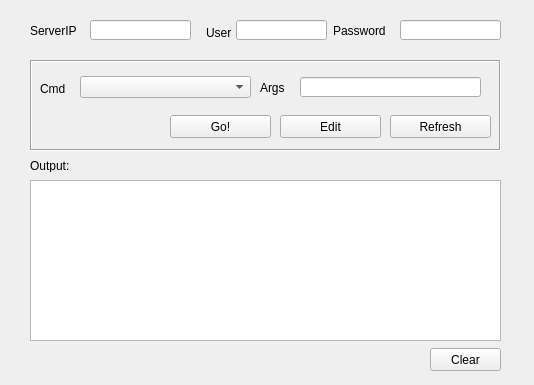
Qt form ui_SshWidget.ui (shuoGG1239/ui_shell) before a commit.
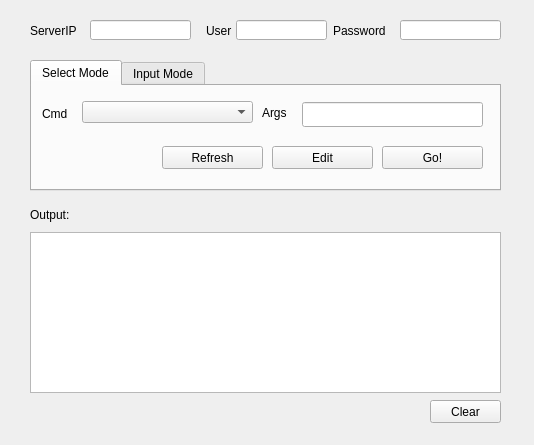
The same form after that commit.

Commit message: input mode ok

What changed in the file:
```diff
--- a/ui_SshWidget.ui
+++ b/ui_SshWidget.ui
@@ -7,7 +7,7 @@
     <x>0</x>
     <y>0</y>
     <width>534</width>
-    <height>385</height>
+    <height>445</height>
    </rect>
   </property>
   <property name="windowTitle">
@@ -62,114 +62,13 @@
     <string>Password</string>
    </property>
   </widget>
-  <widget class="QFrame" name="frameCmd">
-   <property name="geometry">
-    <rect>
-     <x>30</x>
-     <y>60</y>
-     <width>471</width>
-     <height>91</height>
-    </rect>
-   </property>
-   <property name="frameShape">
-    <enum>QFrame::Box</enum>
-   </property>
-   <property name="frameShadow">
-    <enum>QFrame::Sunken</enum>
-   </property>
-   <widget class="QLabel" name="label_4">
-    <property name="geometry">
-     <rect>
-      <x>230</x>
-      <y>20</y>
-      <width>31</width>
-      <height>16</height>
-     </rect>
-    </property>
-    <property name="text">
-     <string>Args</string>
-    </property>
-   </widget>
-   <widget class="QLineEdit" name="lineEditArgs">
-    <property name="geometry">
-     <rect>
-      <x>270</x>
-      <y>17</y>
-      <width>181</width>
-      <height>20</height>
-     </rect>
-    </property>
-   </widget>
-   <widget class="QLabel" name="label_3">
-    <property name="geometry">
-     <rect>
-      <x>10</x>
-      <y>21</y>
-      <width>31</width>
-      <height>16</height>
-     </rect>
-    </property>
-    <property name="text">
-     <string>Cmd</string>
-    </property>
-   </widget>
-   <widget class="QPushButton" name="pushButtonEdit">
-    <property name="geometry">
-     <rect>
-      <x>250</x>
-      <y>55</y>
-      <width>101</width>
-      <height>23</height>
-     </rect>
-    </property>
-    <property name="text">
-     <string>Edit</string>
-    </property>
-   </widget>
-   <widget class="QComboBox" name="comboBoxCmd">
-    <property name="geometry">
-     <rect>
-      <x>50</x>
-      <y>16</y>
-      <width>171</width>
-      <height>22</height>
-     </rect>
-    </property>
-   </widget>
-   <widget class="QPushButton" name="pushButtonGo">
-    <property name="geometry">
-     <rect>
-      <x>140</x>
-      <y>55</y>
-      <width>101</width>
-      <height>23</height>
-     </rect>
-    </property>
-    <property name="text">
-     <string>Go!</string>
-    </property>
-   </widget>
-   <widget class="QPushButton" name="pushButtonRefresh">
-    <property name="geometry">
-     <rect>
-      <x>360</x>
-      <y>55</y>
-      <width>101</width>
-      <height>23</height>
-     </rect>
-    </property>
-    <property name="text">
-     <string>Refresh</string>
-    </property>
-   </widget>
-  </widget>
   <widget class="QLabel" name="label_5">
    <property name="geometry">
     <rect>
      <x>30</x>
-     <y>160</y>
+     <y>204</y>
      <width>54</width>
-     <height>12</height>
+     <height>21</height>
     </rect>
    </property>
    <property name="text">
@@ -192,7 +91,7 @@
      <x>206</x>
      <y>23</y>
      <width>31</width>
-     <height>20</height>
+     <height>16</height>
     </rect>
    </property>
    <property name="text">
@@ -203,7 +102,7 @@
    <property name="geometry">
     <rect>
      <x>430</x>
-     <y>348</y>
+     <y>400</y>
      <width>71</width>
      <height>23</height>
     </rect>
@@ -216,7 +115,7 @@
    <property name="geometry">
     <rect>
      <x>30</x>
-     <y>180</y>
+     <y>232</y>
      <width>471</width>
      <height>161</height>
     </rect>
@@ -225,6 +124,160 @@
     <bool>false</bool>
    </property>
   </widget>
+  <widget class="QTabWidget" name="tabWidget">
+   <property name="geometry">
+    <rect>
+     <x>30</x>
+     <y>60</y>
+     <width>471</width>
+     <height>131</height>
+    </rect>
+   </property>
+   <property name="currentIndex">
+    <number>0</number>
+   </property>
+   <widget class="QWidget" name="tab">
+    <attribute name="title">
+     <string>Select Mode</string>
+    </attribute>
+    <widget class="QLabel" name="label_3">
+     <property name="geometry">
+      <rect>
+       <x>10</x>
+       <y>20</y>
+       <width>31</width>
+       <height>16</height>
+      </rect>
+     </property>
+     <property name="text">
+      <string>Cmd</string>
+     </property>
+    </widget>
+    <widget class="QLineEdit" name="lineEditArgs">
+     <property name="geometry">
+      <rect>
+       <x>270</x>
+       <y>16</y>
+       <width>181</width>
+       <height>25</height>
+      </rect>
+     </property>
+    </widget>
+    <widget class="QPushButton" name="pushButtonGo">
+     <property name="geometry">
+      <rect>
+       <x>350</x>
+       <y>60</y>
+       <width>101</width>
+       <height>23</height>
+      </rect>
+     </property>
+     <property name="text">
+      <string>Go!</string>
+     </property>
+    </widget>
+    <widget class="QPushButton" name="pushButtonEdit">
+     <property name="geometry">
+      <rect>
+       <x>240</x>
+       <y>60</y>
+       <width>101</width>
+       <height>23</height>
+      </rect>
+     </property>
+     <property name="text">
+      <string>Edit</string>
+     </property>
+    </widget>
+    <widget class="QPushButton" name="pushButtonRefresh">
+     <property name="geometry">
+      <rect>
+       <x>130</x>
+       <y>60</y>
+       <width>101</width>
+       <height>23</height>
+      </rect>
+     </property>
+     <property name="text">
+      <string>Refresh</string>
+     </property>
+    </widget>
+    <widget class="QLabel" name="label_4">
+     <property name="geometry">
+      <rect>
+       <x>230</x>
+       <y>19</y>
+       <width>31</width>
+       <height>16</height>
+      </rect>
+     </property>
+     <property name="text">
+      <string>Args</string>
+     </property>
+    </widget>
+    <widget class="QComboBox" name="comboBoxCmd">
+     <property name="geometry">
+      <rect>
+       <x>50</x>
+       <y>15</y>
+       <width>171</width>
+       <height>22</height>
+      </rect>
+     </property>
+    </widget>
+   </widget>
+   <widget class="QWidget" name="tab_2">
+    <attribute name="title">
+     <string>Input Mode</string>
+    </attribute>
+    <widget class="QLineEdit" name="lineEditCmd">
+     <property name="geometry">
+      <rect>
+       <x>50</x>
+       <y>16</y>
+       <width>401</width>
+       <height>25</height>
+      </rect>
+     </property>
+    </widget>
+    <widget class="QPushButton" name="pushButtonGoSingle">
+     <property name="geometry">
+      <rect>
+       <x>350</x>
+       <y>60</y>
+       <width>101</width>
+       <height>23</height>
+      </rect>
+     </property>
+     <property name="text">
+      <string>Go!</string>
+     </property>
+    </widget>
+    <widget class="QLabel" name="label_9">
+     <property name="geometry">
+      <rect>
+       <x>10</x>
+       <y>20</y>
+       <width>31</width>
+       <height>16</height>
+      </rect>
+     </property>
+     <property name="text">
+      <string>Cmd</string>
+     </property>
+    </widget>
+    <zorder>label_3</zorder>
+    <zorder>lineEditArgs</zorder>
+    <zorder>pushButtonGo</zorder>
+    <zorder>pushButtonEdit</zorder>
+    <zorder>pushButtonRefresh</zorder>
+    <zorder>label_4</zorder>
+    <zorder>comboBoxCmd</zorder>
+    <zorder>lineEditCmd</zorder>
+    <zorder>pushButtonGoSingle</zorder>
+    <zorder>label_9</zorder>
+   </widget>
+  </widget>
  </widget>
  <resources/>
  <connections/>
```
The commit also changes 23 other files.
